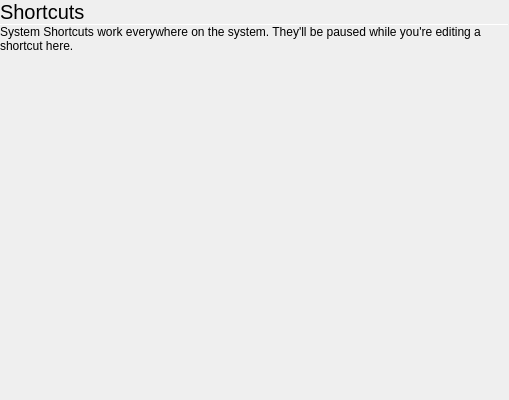
This is statuscenter/CoreSettings/Input/shortcutpane.ui in vicr123/theshell as Qt 5 draws it before an edit. The edited form follows.
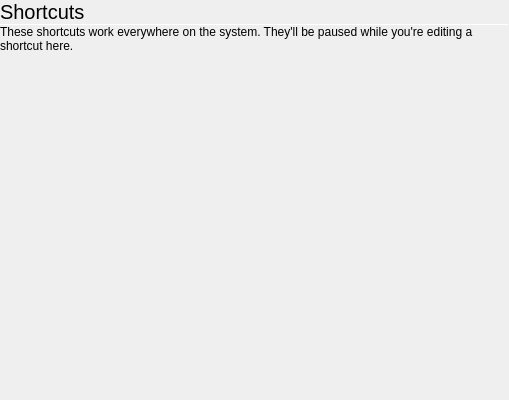
This is the edited form.

Commit message: More keyboard shortcuts and features

What changed in the file:
```diff
--- a/statuscenter/CoreSettings/Input/shortcutpane.ui
+++ b/statuscenter/CoreSettings/Input/shortcutpane.ui
@@ -93,7 +93,7 @@
        <item>
         <widget class="QLabel" name="label_2">
          <property name="text">
-          <string>System Shortcuts work everywhere on the system. They'll be paused while you're editing a shortcut here.</string>
+          <string>These shortcuts work everywhere on the system. They'll be paused while you're editing a shortcut here.</string>
          </property>
          <property name="wordWrap">
           <bool>true</bool>
@@ -114,7 +114,7 @@
          <property name="sizeHint" stdset="0">
           <size>
            <width>20</width>
-           <height>40</height>
+           <height>0</height>
           </size>
          </property>
         </spacer>
```
The commit also changes 57 other files.
